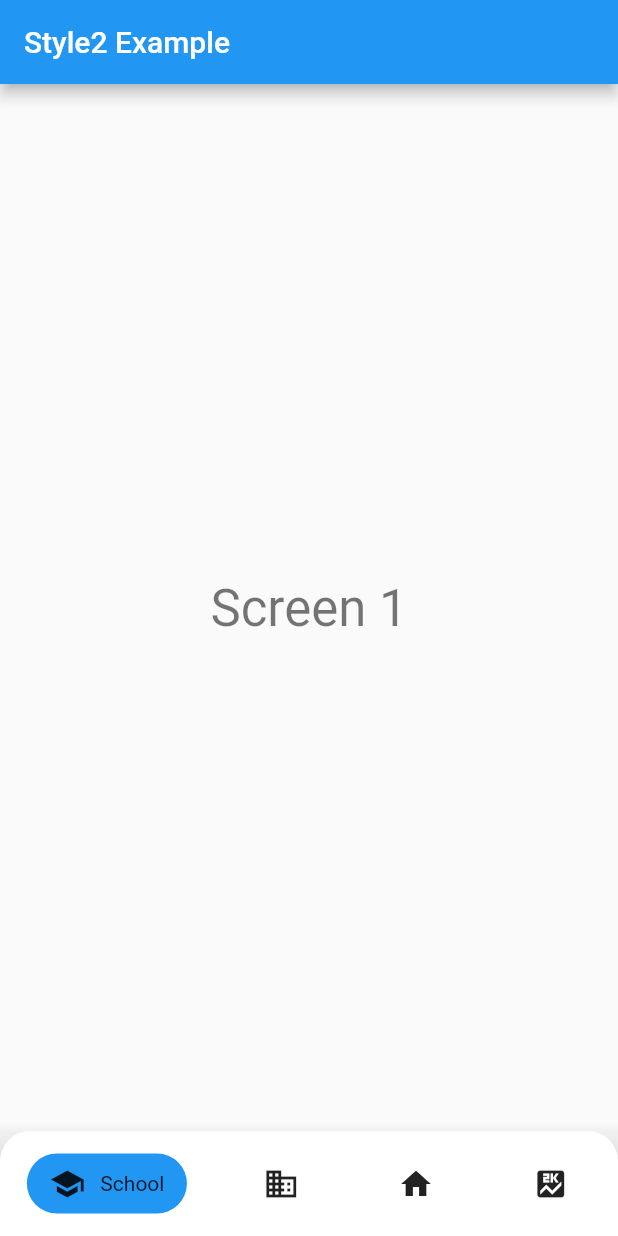
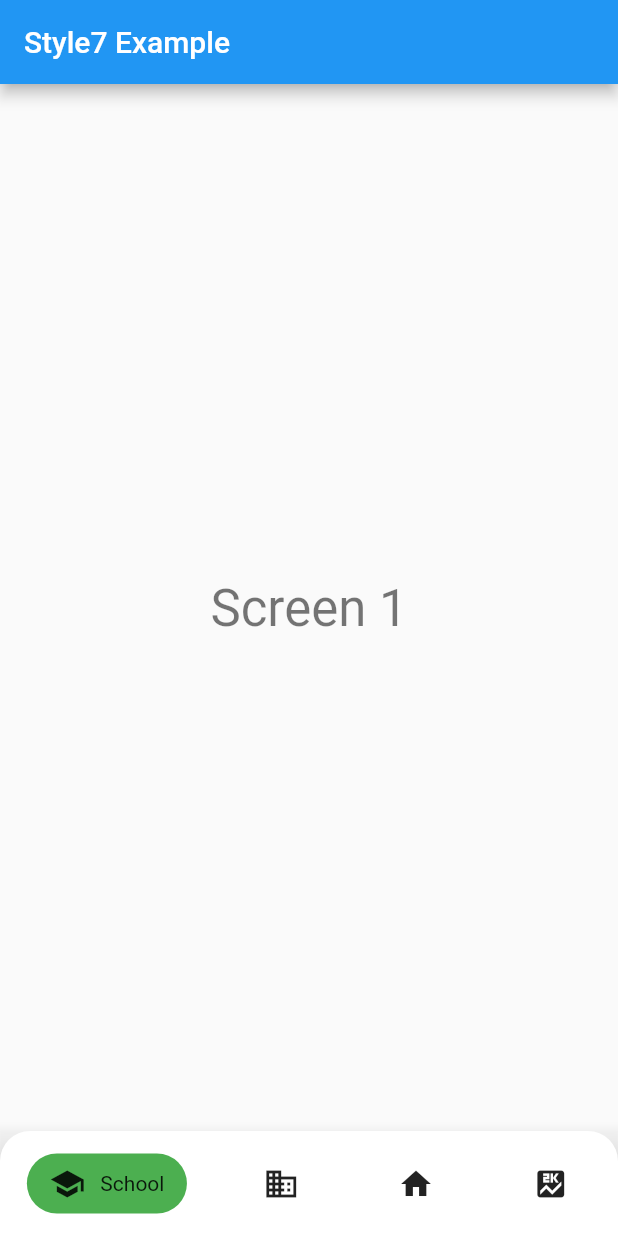
Before and after one commit to timilehinjegede/styled_navigation_bar, a Flutter app: the screen it shows after launch, on a phone screen of 412 x 824 dp. Run offline on Flutter 3.47's test engine with Material 2 defaults, Android fonts, the phone set to English and light mode, and no system bars.

Commit message:
style 7 started

```diff
--- a/example/lib/main.dart
+++ b/example/lib/main.dart
@@ -1,4 +1,5 @@
 import 'package:example/styles_examples/style2_example.dart';
+import 'package:example/styles_examples/style7_example.dart';
 import 'package:flutter/material.dart';
 import 'package:stylednavigationbar/stylednavigationbar.dart';
 
@@ -28,8 +29,8 @@ class MyApp extends StatelessWidget {
         // closer together (more dense) than on mobile platforms.
         visualDensity: VisualDensity.adaptivePlatformDensity,
       ),
-      home: Style2Example(
-        title: 'Style2 Example',
+      home: Style7Example(
+        title: 'Style7 Example',
       ),
     );
   }
--- /dev/null
+++ b/example/lib/styles_examples/style7_example.dart
@@ -0,0 +1,75 @@
+import 'package:flutter/material.dart';
+import 'package:stylednavigationbar/stylednavigationbar.dart';
+
+class Style7Example extends StatefulWidget {
+  Style7Example({Key key, this.title}) : super(key: key);
+  final String title;
+
+  @override
+  _Style7ExampleState createState() => _Style7ExampleState();
+}
+
+class _Style7ExampleState extends State<Style7Example> {
+  int _index = 0;
+  @override
+  Widget build(BuildContext context) {
+    return Scaffold(
+      appBar: AppBar(
+        title: Text(widget.title),
+      ),
+      body: Center(
+        child: Column(
+          mainAxisAlignment: MainAxisAlignment.center,
+          children: <Widget>[
+            Text(
+              'Screen ${_index + 1}',
+              style: Theme.of(context).textTheme.headline4,
+            ),
+          ],
+        ),
+      ),
+      bottomNavigationBar: Style7BottomNav(
+        currentIndex: _index,
+        onTap: (value) {
+          setState(() {
+            _index = value;
+          });
+        },
+        items: [
+          Style7Item(
+            icon: Icon(
+              Icons.school,
+            ),
+            text: Text(
+              'School',
+            ),
+          ),
+          Style7Item(
+            icon: Icon(
+              Icons.business,
+            ),
+            text: Text(
+              'Business',
+            ),
+          ),
+          Style7Item(
+            icon: Icon(
+              Icons.home,
+            ),
+            text: Text(
+              'Home',
+            ),
+          ),
+          Style7Item(
+            icon: Icon(
+              Icons.score,
+            ),
+            text: Text(
+              'Score',
+            ),
+          ),
+        ],
+      ),
+    );
+  }
+}
--- /dev/null
+++ b/lib/src/style_7_bottom_nav.dart
@@ -0,0 +1,112 @@
+import 'package:flutter/material.dart';
+
+class Style7BottomNav extends StatefulWidget {
+
+  final int currentIndex;
+  final List<Style7Item> items;
+  final ValueChanged onTap;
+  final Color indicatorCOlor;
+
+  const Style7BottomNav({Key key, this.currentIndex, this.items, this.onTap, this.indicatorCOlor}) : super(key: key);
+
+  @override
+  _Style7BottomNavState createState() => _Style7BottomNavState();
+}
+
+class _Style7BottomNavState extends State<Style7BottomNav> {
+  @override
+  Widget build(BuildContext context) {
+    return Material(
+      color: Colors.transparent,
+      elevation: 8,
+      child: Container(
+        height: 70,
+        width: double.infinity,
+        decoration: BoxDecoration(
+            color: Colors.white,
+            borderRadius: BorderRadius.only(
+              topLeft: Radius.circular(
+                20.0,
+              ),
+              topRight: Radius.circular(
+                20.0,
+              ),
+            )),
+        child: Center(
+          child: Row(
+            mainAxisAlignment: MainAxisAlignment.spaceAround,
+            children: widget.items.map((item) {
+              var index = widget.items.indexOf(item);
+              return GestureDetector(
+                onTap: () => widget.onTap(index),
+                child: _Style7ItemWidget(
+                  item: item,
+                  isSelected: index == widget.currentIndex,
+                ),
+              );
+            }).toList(),
+          ),
+        ),
+      ),
+    );
+  }
+}
+
+class _Style7ItemWidget extends StatefulWidget {
+
+  final Style7Item item;
+  final bool isSelected;
+
+  const _Style7ItemWidget({Key key, this.item, this.isSelected}) : super(key: key);
+
+  @override
+  _Style7ItemWidgetState createState() => _Style7ItemWidgetState();
+}
+
+class _Style7ItemWidgetState extends State<_Style7ItemWidget> with SingleTickerProviderStateMixin {
+
+  @override
+  Widget build(BuildContext context) {
+    return  AnimatedContainer(
+      height: 40,
+      duration: Duration(
+        milliseconds: 400,
+      ),
+      decoration: BoxDecoration(
+        borderRadius: BorderRadius.circular(
+          20.0,
+        ),
+        color: widget.isSelected ? Colors.green : Colors.transparent,
+      ),
+      padding: EdgeInsets.symmetric(
+        horizontal: 15.0,
+      ),
+      child: Row(
+        children: [
+          widget.item.icon,
+          widget.isSelected
+              ? SizedBox(
+                  width: 10,
+                )
+              : SizedBox.shrink(),
+          AnimatedSize(
+            duration: Duration(
+              milliseconds: 400,
+            ),
+            curve: Curves.easeInOut,
+            vsync: this,
+            child: widget.isSelected ? widget.item.text : SizedBox.shrink(),
+          ),
+        ],
+      ),
+    );
+  }
+}
+
+class Style7Item {
+  final Icon icon;
+  final Text text;
+
+  Style7Item({this.icon, this.text});
+
+}
--- a/lib/stylednavigationbar.dart
+++ b/lib/stylednavigationbar.dart
@@ -3,3 +3,4 @@ library stylednavigationbar;
 export 'package:stylednavigationbar/src/style1_bottom_nav.dart';
 export 'package:stylednavigationbar/src/style2_bottom_nav.dart';
 export 'package:stylednavigationbar/src/style4_bottom_nav.dart';
+export 'package:stylednavigationbar/src/style_7_bottom_nav.dart';
```
